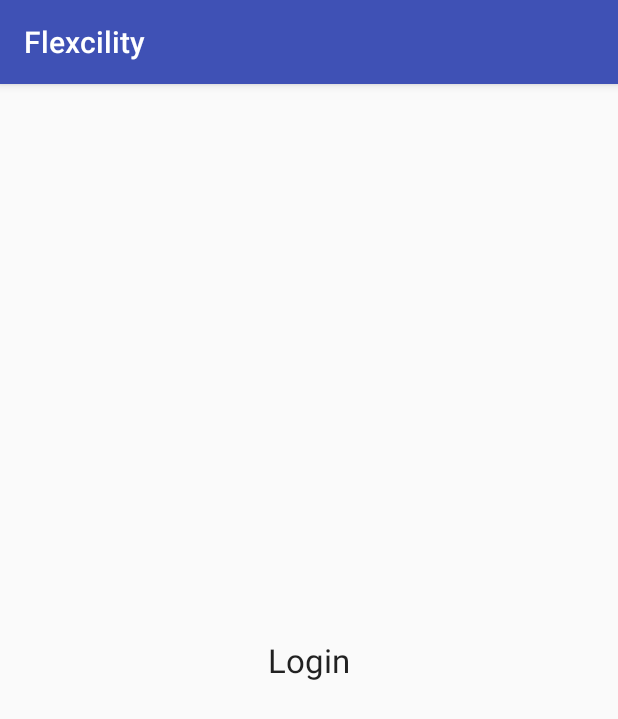
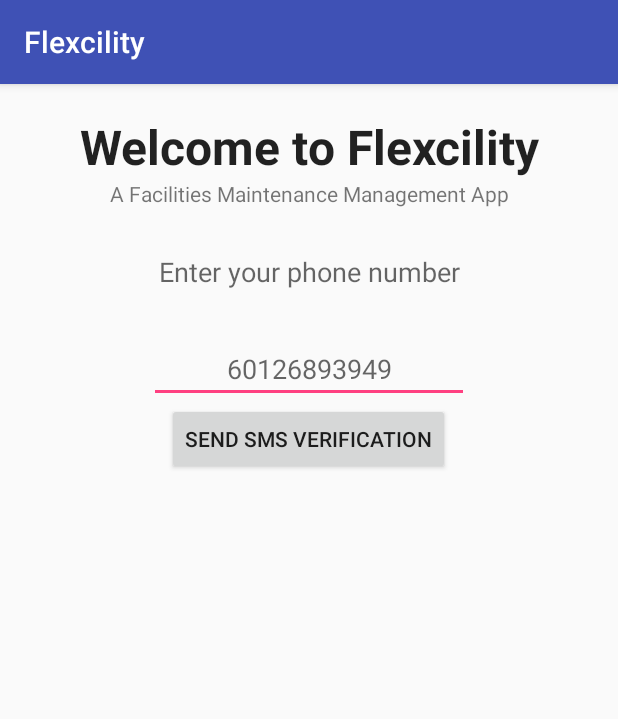
Before and after one commit to Fadhil/FlexcilityAndroid, an Android app: the screen it shows after launch (LoginActivity), on a phone screen of 412 x 824 dp. Shown: the top 719 px of the screen. Run offline under Robolectric (Android 15) with nearby library versions, the phone set to English and light mode, and no system bars.

Commit message:
Basic Activities and Internet API Connectivity
- Login Activity
- VerifySMSActivity
- Connect to random word API

```diff
--- a/app/src/main/java/com/jomcode/flexcility/LoginActivity.java
+++ b/app/src/main/java/com/jomcode/flexcility/LoginActivity.java
@@ -1,14 +1,27 @@
 package com.jomcode.flexcility;
 
 import android.app.Activity;
+import android.content.Intent;
 import android.os.Bundle;
 import android.support.v7.app.AppCompatActivity;
+import android.view.View;
+import android.widget.EditText;
 
 public class LoginActivity extends AppCompatActivity {
-
+    public final static String USER_PHONE_NUMBER = "com.jomcode.flexcility.USER_PHONE_NUMBER";
     @Override
     protected void onCreate(Bundle savedInstanceState) {
         super.onCreate(savedInstanceState);
         setContentView(R.layout.activity_login);
     }
+
+    public void sendVerificationSms(View v) {
+
+        Intent intent = new Intent(this, VerifyCodeActivity.class);
+        EditText phoneNumberInput  = (EditText) findViewById(R.id.phoneNumberInput);
+        String phoneNumber = phoneNumberInput.getText().toString();
+        intent.putExtra(USER_PHONE_NUMBER, phoneNumber);
+        startActivity(intent);
+
+    }
 }
--- a/app/src/main/java/com/jomcode/flexcility/MainActivity.java
+++ b/app/src/main/java/com/jomcode/flexcility/MainActivity.java
@@ -8,7 +8,7 @@ import android.util.Log;
 
 public class MainActivity extends AppCompatActivity {
     public static final String PREFS_NAME = "FlexcilityPrefs";
-    public static final String USER_MOBILE_NO = "com.jomcode.flexcility.USER_MOBILE_NO";
+    public static final String USER_PHONE_NUMBER = "com.jomcode.flexcility.USER_PHONE_NUMBER";
     @Override
     protected void onCreate(Bundle savedInstanceState) {
         super.onCreate(savedInstanceState);
--- a/app/src/main/res/layout/activity_login.xml
+++ b/app/src/main/res/layout/activity_login.xml
@@ -1,20 +1,64 @@
 <?xml version="1.0" encoding="utf-8"?>
-<RelativeLayout xmlns:android="http://schemas.android.com/apk/res/android"
-    xmlns:tools="http://schemas.android.com/tools"
+<LinearLayout
+xmlns:android="http://schemas.android.com/apk/res/android"
+xmlns:tools="http://schemas.android.com/tools"
+android:layout_width="match_parent"
+android:layout_height="match_parent"
+android:orientation="vertical"
+tools:context=".LoginActivity"
+android:textAlignment="center"
+android:paddingTop="20dp">
+
+
+<TextView
     android:layout_width="match_parent"
-    android:layout_height="match_parent"
-    android:paddingBottom="@dimen/activity_vertical_margin"
-    android:paddingLeft="@dimen/activity_horizontal_margin"
-    android:paddingRight="@dimen/activity_horizontal_margin"
-    android:paddingTop="@dimen/activity_vertical_margin"
-    tools:context="com.jomcode.flexcility.LoginActivity">
+    android:layout_height="wrap_content"
+    android:textAppearance="?android:attr/textAppearanceLarge"
+    android:text="@string/welcome_message"
+    android:id="@+id/welcomeMessage"
+    android:textSize="32sp"
+    android:textStyle="bold"
+    android:textAlignment="center" />
 
+<TextView
+    android:layout_width="match_parent"
+    android:layout_height="wrap_content"
+    android:textAppearance="?android:attr/textAppearanceSmall"
+    android:text="@string/motto"
+    android:id="@+id/motto"
+    android:textAlignment="center" />
+
+<LinearLayout
+    android:orientation="vertical"
+    android:layout_width="match_parent"
+    android:layout_height="wrap_content">
     <TextView
-        android:layout_width="wrap_content"
+        android:layout_width="match_parent"
         android:layout_height="wrap_content"
-        android:textAppearance="?android:attr/textAppearanceLarge"
-        android:text="Login"
-        android:id="@+id/textView"
-        android:layout_centerVertical="true"
-        android:layout_centerHorizontal="true" />
-</RelativeLayout>
+        android:textAppearance="?android:attr/textAppearanceMedium"
+        android:text="@string/phone_number_prompt"
+        android:id="@+id/phone_number_prompt"
+        android:textAlignment="center"
+        android:padding="30dp" />
+</LinearLayout>
+
+<EditText
+    android:layout_width="wrap_content"
+    android:layout_height="wrap_content"
+    android:inputType="phone"
+    android:ems="10"
+    android:hint="@string/phone_number_hint"
+    android:id="@+id/phoneNumberInput"
+    android:layout_gravity="center_horizontal"
+    android:textAlignment="center" />
+
+<Button
+    android:layout_width="wrap_content"
+    android:layout_height="wrap_content"
+    android:text="@string/send_sms_button"
+    android:id="@+id/send_sms_button"
+    android:layout_gravity="center_horizontal"
+    android:onClick="sendVerificationSms" />
+
+
+</LinearLayout>
--- a/app/src/main/res/values/strings.xml
+++ b/app/src/main/res/values/strings.xml
@@ -1,3 +1,10 @@
 <resources>
     <string name="app_name">Flexcility</string>
+    <string name="welcome_message">Welcome to Flexcility</string>
+    <string name="motto">A Facilities Maintenance Management App</string>
+    <string name="phone_number_prompt">Enter your phone number</string>
+    <string name="phone_number_hint">60126893949</string>
+    <string name="send_sms_button">Send SMS Verification</string>
+    <string name="could_not_connect_to_network">Could not connect to network</string>
+    <string name="verification_code_sent">A verification code has been sent to the number </string>
 </resources>
```
Also changed, not shown: app/src/main/java/com/jomcode/flexcility/VerifyCodeActivity.java (added, +99 -0 lines), app/src/main/res/layout/activity_verify_code.xml (added, +38 -0 lines).
